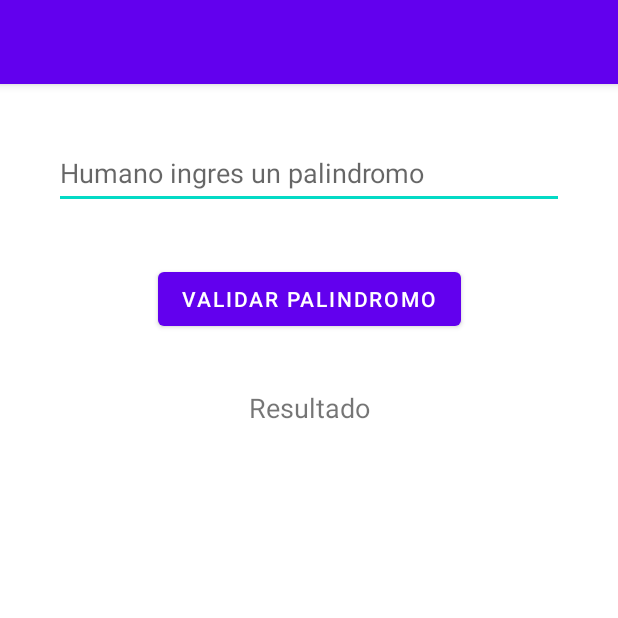
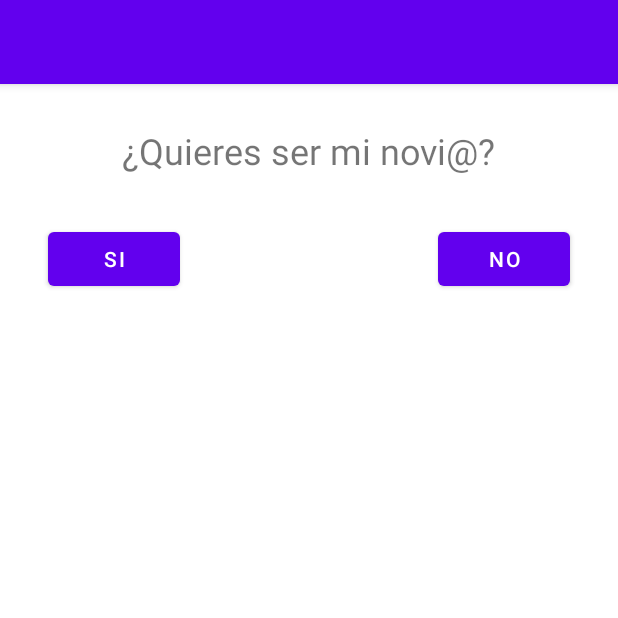
Before and after one commit to programadornovato/Mi-Primer-Proyecto-Android-Studio, an Android app: the screen it shows after launch (MainActivity), on a phone screen of 412 x 824 dp, the top half of it. Run offline under Robolectric (Android 15) with nearby library versions, the phone set to English and light mode, and no system bars.

Commit message:
¿Quieres ser mi novi@ con Android Studio(Kotlin) ♥️[10]
Video:
https://youtu.be/HyaDMoaB5mk

```diff
--- a/app/src/main/java/com/programadornovato/miprimerproyecto/MainActivity.kt
+++ b/app/src/main/java/com/programadornovato/miprimerproyecto/MainActivity.kt
@@ -2,40 +2,40 @@ package com.programadornovato.miprimerproyecto
 
 import androidx.appcompat.app.AppCompatActivity
 import android.os.Bundle
+import android.util.DisplayMetrics
 import android.view.View
+import android.widget.Button
 import android.widget.EditText
 import android.widget.TextView
 import android.widget.Toast
 
 class MainActivity : AppCompatActivity() {
-    var tp:EditText?=null
-    var tvr:TextView?=null
+    private var bn:Button?=null
+    private var bs:Button?=null
+    private var tvr:TextView?=null
+    val displayMetrics=DisplayMetrics()
+    var alto=0
+    var ancho=0
+
     override fun onCreate(savedInstanceState: Bundle?) {
         super.onCreate(savedInstanceState)
         setContentView(R.layout.activity_main)
-        tp=findViewById(R.id.txtPalindromo)
-        tvr=findViewById(R.id.txtViewResultado)
+        bn=findViewById(R.id.btnNo)
+        bs=findViewById(R.id.btnSi)
+        tvr=findViewById(R.id.txtViewRespuesta)
+        windowManager.defaultDisplay.getMetrics(displayMetrics)
+        alto=displayMetrics.heightPixels
+        ancho=displayMetrics.widthPixels
+    }
+    fun clickNo(view:View){
+        var randomX=(100..ancho-100).random().toFloat()
+        var randomY=(100..alto-100).random().toFloat()
+        bn?.x=randomX
+        bn?.y=randomY
+    }
+    fun clickSi(view:View){
+        tvr?.text="Sabia que caerias en mis brazos"
     }
 
-    fun validaPalindromo(viwe:View){
-        var texto=tp?.text.toString()
-        texto=texto.toLowerCase()
-        texto=texto.replace("\\s".toRegex(),"")
-        val longitud=texto.length
-        var igual=true
-        var cont=0
-        for (i in longitud-1 downTo 0){
-            if(texto[i]!=texto[cont]){
-                igual=false
-                break
-            }
-            cont++
-        }
-        if(igual==true){
-            tvr?.text="Si humano si es un palindromo"
-        }else{
-            tvr?.text="Humano estupido no es palindromo"
-        }
-    }
 
 }
--- a/app/src/main/res/layout/activity_main.xml
+++ b/app/src/main/res/layout/activity_main.xml
@@ -6,37 +6,47 @@
     android:layout_height="match_parent"
     tools:context=".MainActivity">
 
-    <EditText
-        android:id="@+id/txtPalindromo"
-        android:layout_width="340dp"
-        android:layout_height="47dp"
-        android:layout_marginTop="36dp"
-        android:ems="10"
-        android:hint="Humano ingres un palindromo"
-        android:inputType="textPersonName"
+    <TextView
+        android:id="@+id/textView"
+        android:layout_width="wrap_content"
+        android:layout_height="wrap_content"
+        android:layout_marginTop="28dp"
+        android:text="¿Quieres ser mi novi@?"
+        android:textSize="24sp"
         app:layout_constraintEnd_toEndOf="parent"
         app:layout_constraintStart_toStartOf="parent"
         app:layout_constraintTop_toTopOf="parent" />
 
+    <TextView
+        android:id="@+id/txtViewRespuesta"
+        android:layout_width="348dp"
+        android:layout_height="38dp"
+        android:layout_marginTop="152dp"
+        app:layout_constraintEnd_toEndOf="parent"
+        app:layout_constraintStart_toStartOf="parent"
+        app:layout_constraintTop_toBottomOf="@+id/textView" />
+
     <Button
-        android:id="@+id/btnValidar"
+        android:id="@+id/btnSi"
         android:layout_width="wrap_content"
         android:layout_height="wrap_content"
-        android:layout_marginTop="36dp"
-        android:onClick="validaPalindromo"
-        android:text="Validar palindromo"
-        app:layout_constraintEnd_toEndOf="parent"
+        android:layout_marginStart="32dp"
+        android:layout_marginLeft="32dp"
+        android:layout_marginTop="32dp"
+        android:onClick="clickSi"
+        android:text="Si"
         app:layout_constraintStart_toStartOf="parent"
-        app:layout_constraintTop_toBottomOf="@+id/txtPalindromo" />
+        app:layout_constraintTop_toBottomOf="@+id/textView" />
 
-    <TextView
-        android:id="@+id/txtViewResultado"
+    <Button
+        android:id="@+id/btnNo"
         android:layout_width="wrap_content"
         android:layout_height="wrap_content"
-        android:layout_marginTop="36dp"
-        android:text="Resultado"
-        android:textSize="18sp"
+        android:layout_marginTop="32dp"
+        android:layout_marginEnd="32dp"
+        android:layout_marginRight="32dp"
+        android:onClick="clickNo"
+        android:text="No"
         app:layout_constraintEnd_toEndOf="parent"
-        app:layout_constraintStart_toStartOf="parent"
-        app:layout_constraintTop_toBottomOf="@+id/btnValidar" />
+        app:layout_constraintTop_toBottomOf="@+id/textView" />
 </androidx.constraintlayout.widget.ConstraintLayout>
```
